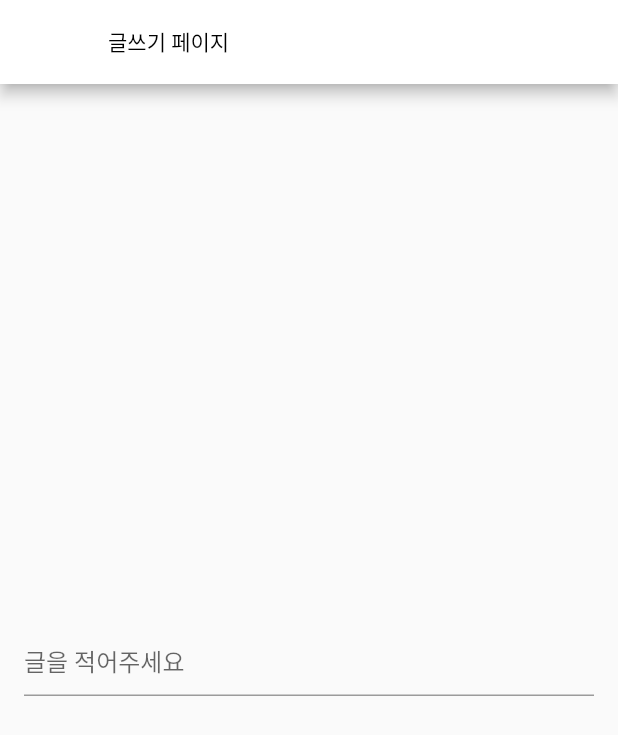
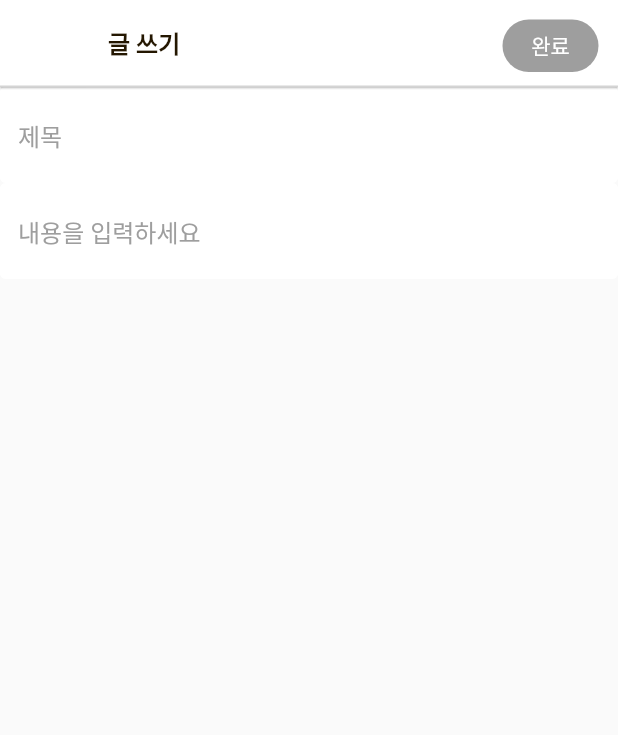
Before and after one commit to dlaywls/kideukkideuk_project, a Flutter app: the SecondPage screen opened directly with empty values, after a tap on "글쓰기", on a phone screen of 412 x 824 dp. Shown: the top 735 px of the screen. Run offline on Flutter 3.47's test engine with Material 2 defaults, Android fonts, the phone set to English and light mode, and no system bars; our stand-ins replace cached_network_image, get; network calls fail.

Commit message:
feat: 글쓰기 페이지 추가

```diff
--- a/lib/src/pages/board/boardSecondPage.dart
+++ b/lib/src/pages/board/boardSecondPage.dart
@@ -1,3 +1,4 @@
+// ignore: file_names
 import 'package:flutter/material.dart';
 import 'package:get/get.dart';
 import 'package:kideukkideuk_project/src/pages/board/commentPage.dart';
@@ -22,18 +23,18 @@ class SecondPage extends StatelessWidget {
       appBar: AppBar(
         title: Text(
           "$language 게시판",
-          style: TextStyle(
+          style: const TextStyle(
             fontSize: 16.0,
             fontWeight: FontWeight.bold,
             color: Color(0xFF241701),
           ),
         ), // AppBar에 버튼 텍스트 표시
-        elevation: 0, // 그림자 제거
+        elevation: 0.5, // 그림자 제거
         bottom: PreferredSize(
-          preferredSize: Size.fromHeight(2.0), // 선의 높이
+          preferredSize: const Size.fromHeight(2.0), // 선의 높이
           child: Container(
             height: 1.0,
-            color: Color(0xFFD4D4D4), // 선의 색상
+            color: const Color(0xFFD4D4D4), // 선의 색상
           ),
         ),
       ),
@@ -48,7 +49,7 @@ class SecondPage extends StatelessWidget {
                     ListTile(
                       title: Text(
                         dataList[index]['title'] ?? '',
-                        style: TextStyle(
+                        style: const TextStyle(
                           fontSize: 14.0,
                           fontWeight: FontWeight.bold,
                           color: Color(0xFFbac170F01),
@@ -59,7 +60,7 @@ class SecondPage extends StatelessWidget {
                         children: [
                           Text(
                             dataList[index]['content'] ?? '',
-                            style: TextStyle(
+                            style: const TextStyle(
                               fontSize: 14.0,
                               color: Color(0xFFbac170F01),
                             ),
@@ -74,8 +75,8 @@ class SecondPage extends StatelessWidget {
                                     width: 16,
                                     height: 16,
                                   ),
-                                  SizedBox(width: 2),
-                                  Text(
+                                  const SizedBox(width: 2),
+                                  const Text(
                                     '2',
                                     style: TextStyle(
                                       fontSize: 12.0,
@@ -84,7 +85,7 @@ class SecondPage extends StatelessWidget {
                                   ),
                                 ],
                               ),
-                              SizedBox(width: 10),
+                              const SizedBox(width: 10),
                               Row(
                                 children: [
                                   Image.asset(
@@ -92,8 +93,8 @@ class SecondPage extends StatelessWidget {
                                     width: 16,
                                     height: 16,
                                   ),
-                                  SizedBox(width: 2),
-                                  Text(
+                                  const SizedBox(width: 2),
+                                  const Text(
                                     '2',
                                     style: TextStyle(
                                       fontSize: 12.0,
@@ -121,7 +122,7 @@ class SecondPage extends StatelessWidget {
                       },
                     ),
                     // 구분선 추가
-                    Divider(
+                    const Divider(
                       color: Color(0xFFD4D4D4), // 구분선 색상
                       thickness: 1, // 구분선 두께
                     ),
@@ -138,7 +139,7 @@ class SecondPage extends StatelessWidget {
                 Navigator.push(
                   context,
                   MaterialPageRoute(
-                    builder: (context) => WritePage(null),
+                    builder: (context) => const WritePage(),
                   ),
                 );
               },
--- a/lib/src/pages/board/writePage.dart
+++ b/lib/src/pages/board/writePage.dart
@@ -1,22 +1,80 @@
 import 'package:flutter/material.dart';
+import 'package:get/get.dart';
+import 'package:kideukkideuk_project/src/pages/board/boardSecondPage.dart';
 
 class WritePage extends StatelessWidget {
-  WritePage(Null);
+  const WritePage({super.key});
+
   @override
   Widget build(BuildContext context) {
     return Scaffold(
       appBar: AppBar(
-        title: const Text('글쓰기 페이지'),
+        title: const Text(
+          "글 쓰기",
+          style: TextStyle(
+            fontSize: 16.0,
+            fontWeight: FontWeight.bold,
+            color: Color(0xFF241701),
+          ),
+        ),
+        elevation: 0.5,
+        bottom: PreferredSize(
+          preferredSize: const Size.fromHeight(2.0), // 선의 높이
+          child: Container(
+            height: 1.0,
+            color: const Color(0xFFD4D4D4), // 선의 색상
+          ),
+        ),
+        actions: [
+          ElevatedButton(
+            onPressed: () {
+              Navigator.pop(context);
+            },
+            style: ElevatedButton.styleFrom(
+              backgroundColor: const Color(0xFF9E9E9E),
+              shape: RoundedRectangleBorder(
+                borderRadius: BorderRadius.circular(30.0),
+              ),
+              elevation: 0,
+              //fixedSize: const Size(54, 28),
+            ),
+            child: const Text(
+              "완료",
+              style: TextStyle(
+                fontSize: 14.0,
+                color: Colors.white,
+              ),
+            ),
+          ).marginOnly(top: 13, right: 13, bottom: 8),
+        ],
       ),
-      body: const Center(
-        child: Padding(
-          padding: EdgeInsets.all(16.0),
-          child: TextField(
-            decoration: InputDecoration(
-              hintText: '글을 적어주세요',
+      body: Column(
+        children: [
+          TextFormField(
+            decoration: const InputDecoration(
+              hintText: '제목',
+              hintStyle: TextStyle(color: Color(0xff9E9E9E)),
+              filled: true,
+              fillColor: Colors.white,
+              enabledBorder: OutlineInputBorder(
+                borderSide: BorderSide(color: Colors.white),
+              ),
             ),
           ),
-        ),
+          TextFormField(
+            maxLines: null,
+            textAlignVertical: TextAlignVertical.top,
+            decoration: const InputDecoration(
+              hintText: '내용을 입력하세요',
+              hintStyle: TextStyle(color: Color(0xff9E9E9E)),
+              filled: true,
+              fillColor: Colors.white,
+              enabledBorder: OutlineInputBorder(
+                borderSide: BorderSide(color: Colors.white),
+              ),
+            ),
+          ),
+        ],
       ),
     );
   }
```
Also changed, not shown: lib/src/pages/alarm.dart (+11 -8 lines), lib/src/pages/board/board.dart (+4 -4 lines), lib/src/pages/board/commentPage.dart (+19 -16 lines).
